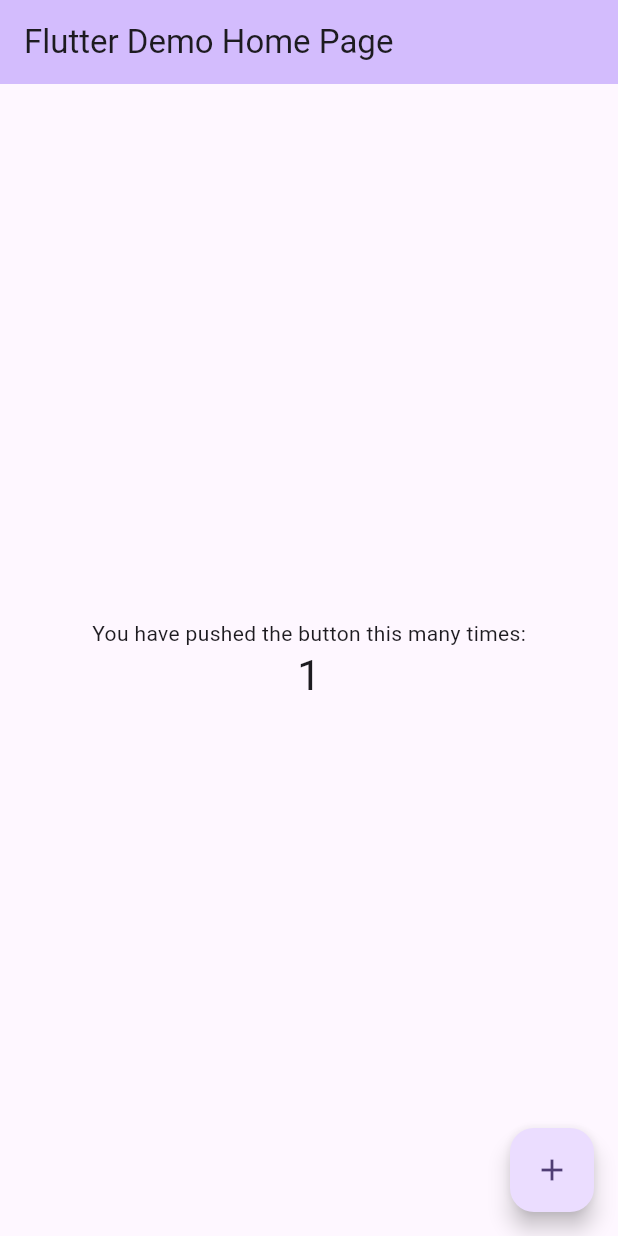
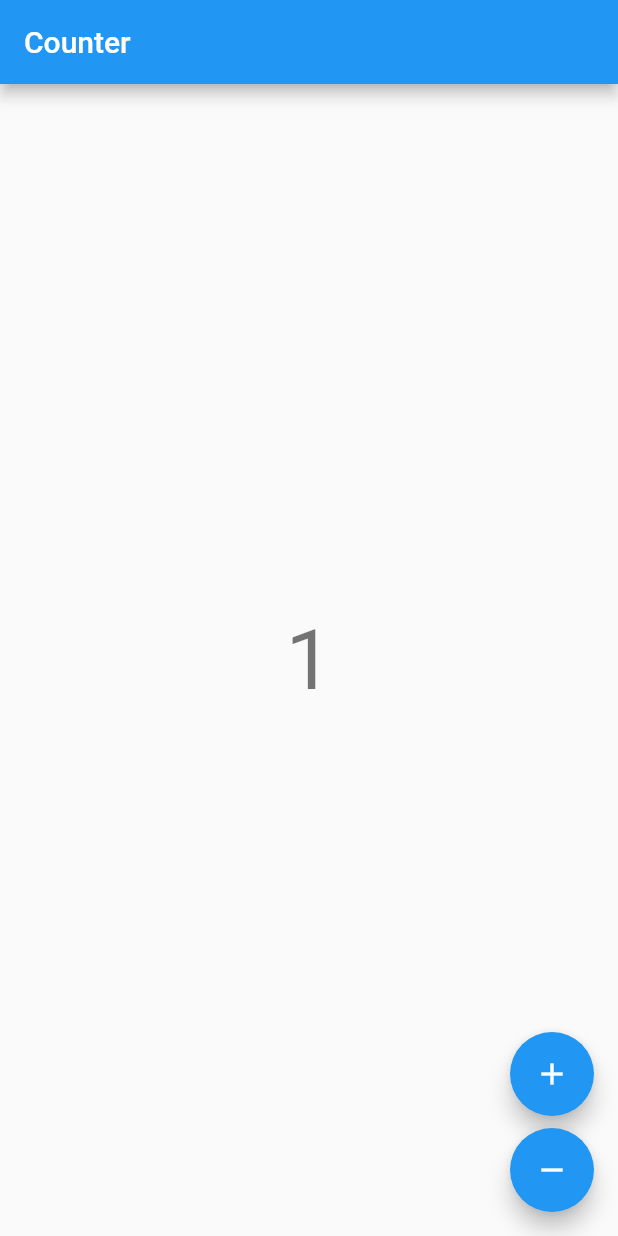
Before and after one commit to CinisArboris/flutter_fragmente, a Flutter app: the screen it shows after launch, after a tap on the "add" icon, on a phone screen of 412 x 824 dp. Run offline on Flutter 3.47's test engine with Material 2 defaults, Android fonts, the light colour scheme and no system bars; our stand-ins replace flutter_bloc.

Commit message:
update : counter bloc success

```diff
--- a/party_bloc/counter_bloc/lib/app.dart
+++ b/party_bloc/counter_bloc/lib/app.dart
@@ -0,0 +1,7 @@
+import 'package:counter_bloc/counter/view/counter_page.dart';
+import 'package:flutter/material.dart';
+
+class CounterApp extends MaterialApp {
+  /// {@macro counter_app}
+  const CounterApp({super.key}) : super(home: const CounterPage());
+}
--- a/party_bloc/counter_bloc/lib/counter/counter.dart
+++ b/party_bloc/counter_bloc/lib/counter/counter.dart
@@ -0,0 +1,2 @@
+export 'cubit/counter_cubit.dart';
+export 'view/view.dart';
--- a/party_bloc/counter_bloc/lib/counter/cubit/counter_cubit.dart
+++ b/party_bloc/counter_bloc/lib/counter/cubit/counter_cubit.dart
@@ -0,0 +1,12 @@
+import 'package:flutter_bloc/flutter_bloc.dart';
+
+class CounterCubit extends Cubit<int> {
+  /// {@macro counter_cubit}
+  CounterCubit() : super(0);
+
+  /// Add 1 to the current state.
+  void increment() => emit(state + 1);
+
+  /// Subtract 1 from the current state.
+  void decrement() => emit(state - 1);
+}
--- a/party_bloc/counter_bloc/lib/counter/view/counter_page.dart
+++ b/party_bloc/counter_bloc/lib/counter/view/counter_page.dart
@@ -0,0 +1,17 @@
+import 'package:counter_bloc/counter/cubit/counter_cubit.dart';
+import 'package:counter_bloc/counter/view/counter_view.dart';
+import 'package:flutter/material.dart';
+import 'package:flutter_bloc/flutter_bloc.dart';
+
+class CounterPage extends StatelessWidget {
+  /// {@macro counter_page}
+  const CounterPage({super.key});
+
+  @override
+  Widget build(BuildContext context) {
+    return BlocProvider(
+      create: (_) => CounterCubit(),
+      child: const CounterView(),
+    );
+  }
+}
--- a/party_bloc/counter_bloc/lib/counter/view/counter_view.dart
+++ b/party_bloc/counter_bloc/lib/counter/view/counter_view.dart
@@ -0,0 +1,40 @@
+import 'package:counter_bloc/counter/cubit/counter_cubit.dart';
+import 'package:flutter/material.dart';
+import 'package:flutter_bloc/flutter_bloc.dart';
+
+class CounterView extends StatelessWidget {
+  /// {@macro counter_view}
+  const CounterView({super.key});
+
+  @override
+  Widget build(BuildContext context) {
+    final textTheme = Theme.of(context).textTheme;
+    return Scaffold(
+      appBar: AppBar(title: const Text('Counter')),
+      body: Center(
+        child: BlocBuilder<CounterCubit, int>(
+          builder: (context, state) {
+            return Text('$state', style: textTheme.displayMedium);
+          },
+        ),
+      ),
+      floatingActionButton: Column(
+        mainAxisAlignment: MainAxisAlignment.end,
+        crossAxisAlignment: CrossAxisAlignment.end,
+        children: <Widget>[
+          FloatingActionButton(
+            key: const Key('counterView_increment_floatingActionButton'),
+            child: const Icon(Icons.add),
+            onPressed: () => context.read<CounterCubit>().increment(),
+          ),
+          const SizedBox(height: 8),
+          FloatingActionButton(
+            key: const Key('counterView_decrement_floatingActionButton'),
+            child: const Icon(Icons.remove),
+            onPressed: () => context.read<CounterCubit>().decrement(),
+          ),
+        ],
+      ),
+    );
+  }
+}
--- a/party_bloc/counter_bloc/lib/counter/view/view.dart
+++ b/party_bloc/counter_bloc/lib/counter/view/view.dart
@@ -0,0 +1,2 @@
+export 'counter_page.dart';
+export 'counter_view.dart';
--- a/party_bloc/counter_bloc/lib/counter_observer.dart
+++ b/party_bloc/counter_bloc/lib/counter_observer.dart
@@ -0,0 +1,13 @@
+import 'package:flutter_bloc/flutter_bloc.dart';
+
+class CounterObserver extends BlocObserver {
+  /// {@macro counter_observer}
+  const CounterObserver();
+
+  @override
+  void onChange(BlocBase<dynamic> bloc, Change<dynamic> change) {
+    super.onChange(bloc, change);
+    // ignore: avoid_print
+    print('${bloc.runtimeType} $change');
+  }
+}
--- a/party_bloc/counter_bloc/lib/main.dart
+++ b/party_bloc/counter_bloc/lib/main.dart
@@ -1,125 +1,9 @@
+import 'package:counter_bloc/app.dart';
+import 'package:counter_bloc/counter_observer.dart';
 import 'package:flutter/material.dart';
+import 'package:flutter_bloc/flutter_bloc.dart';
 
 void main() {
-  runApp(const MyApp());
+  Bloc.observer = const CounterObserver();
+  runApp(const CounterApp());
 }
-
-class MyApp extends StatelessWidget {
-  const MyApp({super.key});
-
-  // This widget is the root of your application.
-  @override
-  Widget build(BuildContext context) {
-    return MaterialApp(
-      title: 'Flutter Demo',
-      theme: ThemeData(
-        // This is the theme of your application.
-        //
-        // TRY THIS: Try running your application with "flutter run". You'll see
-        // the application has a blue toolbar. Then, without quitting the app,
-        // try changing the seedColor in the colorScheme below to Colors.green
-        // and then invoke "hot reload" (save your changes or press the "hot
-        // reload" button in a Flutter-supported IDE, or press "r" if you used
-        // the command line to start the app).
-        //
-        // Notice that the counter didn't reset back to zero; the application
-        // state is not lost during the reload. To reset the state, use hot
-        // restart instead.
-        //
-        // This works for code too, not just values: Most code changes can be
-        // tested with just a hot reload.
-        colorScheme: ColorScheme.fromSeed(seedColor: Colors.deepPurple),
-        useMaterial3: true,
-      ),
-      home: const MyHomePage(title: 'Flutter Demo Home Page'),
-    );
-  }
-}
-
-class MyHomePage extends StatefulWidget {
-  const MyHomePage({super.key, required this.title});
-
-  // This widget is the home page of your application. It is stateful, meaning
-  // that it has a State object (defined below) that contains fields that affect
-  // how it looks.
-
-  // This class is the configuration for the state. It holds the values (in this
-  // case the title) provided by the parent (in this case the App widget) and
-  // used by the build method of the State. Fields in a Widget subclass are
-  // always marked "final".
-
-  final String title;
-
-  @override
-  State<MyHomePage> createState() => _MyHomePageState();
-}
-
-class _MyHomePageState extends State<MyHomePage> {
-  int _counter = 0;
-
-  void _incrementCounter() {
-    setState(() {
-      // This call to setState tells the Flutter framework that something has
-      // changed in this State, which causes it to rerun the build method below
-      // so that the display can reflect the updated values. If we changed
-      // _counter without calling setState(), then the build method would not be
-      // called again, and so nothing would appear to happen.
-      _counter++;
-    });
-  }
-
-  @override
-  Widget build(BuildContext context) {
-    // This method is rerun every time setState is called, for instance as done
-    // by the _incrementCounter method above.
-    //
-    // The Flutter framework has been optimized to make rerunning build methods
-    // fast, so that you can just rebuild anything that needs updating rather
-    // than having to individually change instances of widgets.
-    return Scaffold(
-      appBar: AppBar(
-        // TRY THIS: Try changing the color here to a specific color (to
-        // Colors.amber, perhaps?) and trigger a hot reload to see the AppBar
-        // change color while the other colors stay the same.
-        backgroundColor: Theme.of(context).colorScheme.inversePrimary,
-        // Here we take the value from the MyHomePage object that was created by
-        // the App.build method, and use it to set our appbar title.
-        title: Text(widget.title),
-      ),
-      body: Center(
-        // Center is a layout widget. It takes a single child and positions it
-        // in the middle of the parent.
-        child: Column(
-          // Column is also a layout widget. It takes a list of children and
-          // arranges them vertically. By default, it sizes itself to fit its
-          // children horizontally, and tries to be as tall as its parent.
-          //
-          // Column has various properties to control how it sizes itself and
-          // how it positions its children. Here we use mainAxisAlignment to
-          // center the children vertically; the main axis here is the vertical
-          // axis because Columns are vertical (the cross axis would be
-          // horizontal).
-          //
-          // TRY THIS: Invoke "debug painting" (choose the "Toggle Debug Paint"
-          // action in the IDE, or press "p" in the console), to see the
-          // wireframe for each widget.
-          mainAxisAlignment: MainAxisAlignment.center,
-          children: <Widget>[
-            const Text(
-              'You have pushed the button this many times:',
-            ),
-            Text(
-              '$_counter',
-              style: Theme.of(context).textTheme.headlineMedium,
-            ),
-          ],
-        ),
-      ),
-      floatingActionButton: FloatingActionButton(
-        onPressed: _incrementCounter,
-        tooltip: 'Increment',
-        child: const Icon(Icons.add),
-      ), // This trailing comma makes auto-formatting nicer for build methods.
-    );
-  }
-}
```
Also changed, not shown: 1 other file.
